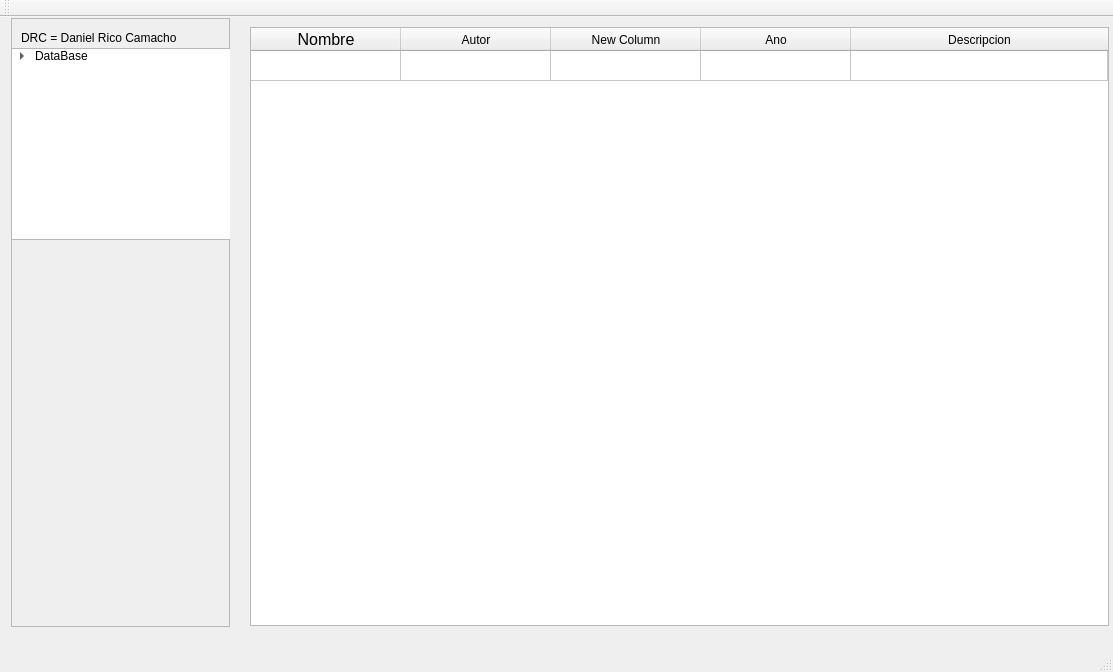
Above: mainwindow.ui from gladiadores-depresion-y-jet/INVINSIBLE-MyIDE before the change. Below: the same form after it.
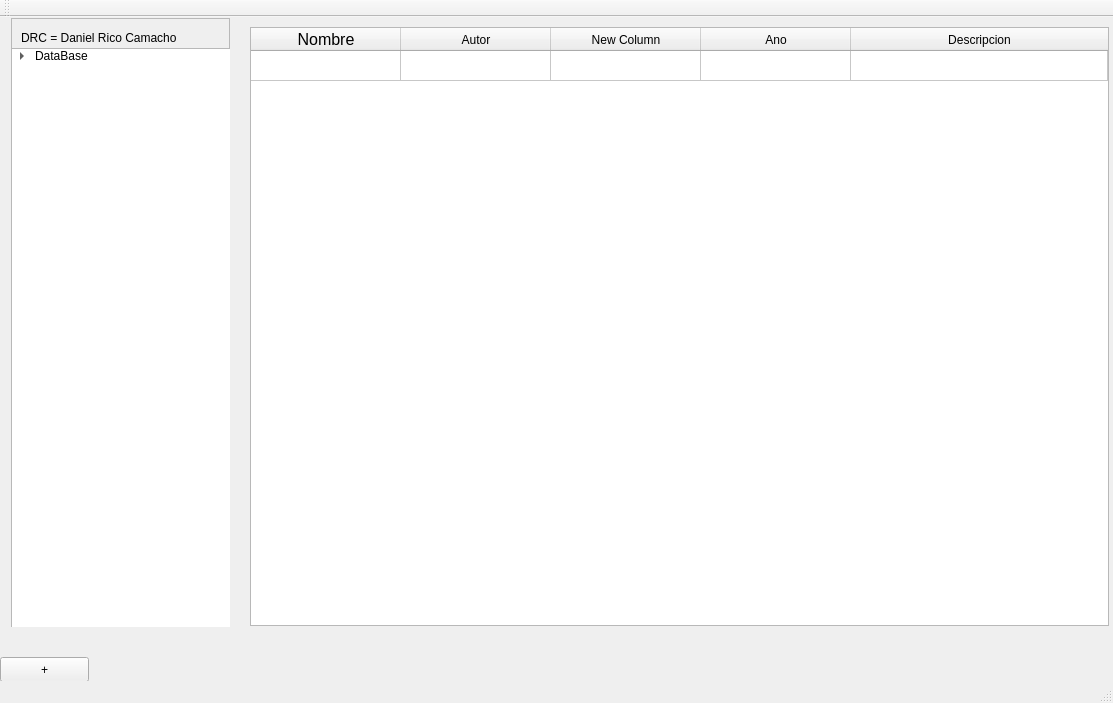
That is the form after the change.

What changed in the file:
```diff
--- a/mainwindow.ui
+++ b/mainwindow.ui
@@ -10,7 +10,7 @@
     <x>0</x>
     <y>0</y>
     <width>1113</width>
-    <height>672</height>
+    <height>703</height>
    </rect>
   </property>
   <property name="sizePolicy">
@@ -60,7 +60,7 @@
           <x>0</x>
           <y>30</y>
           <width>241</width>
-          <height>192</height>
+          <height>601</height>
          </rect>
         </property>
         <property name="sizePolicy">
@@ -220,6 +220,19 @@
      </item>
     </layout>
    </widget>
+   <widget class="QPushButton" name="scriptButton">
+    <property name="geometry">
+     <rect>
+      <x>0</x>
+      <y>640</y>
+      <width>89</width>
+      <height>25</height>
+     </rect>
+    </property>
+    <property name="text">
+     <string>+</string>
+    </property>
+   </widget>
   </widget>
   <widget class="QMenuBar" name="menuBar">
    <property name="geometry">
```
